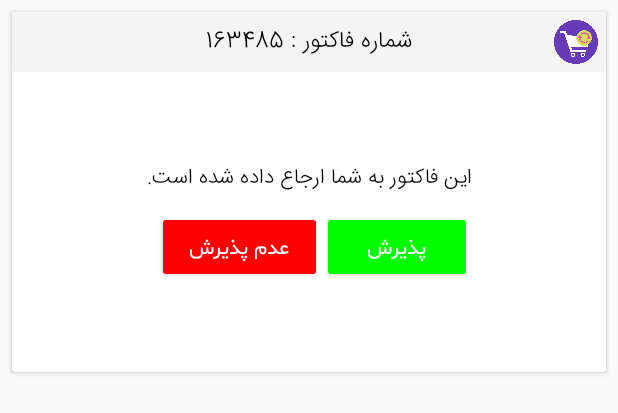
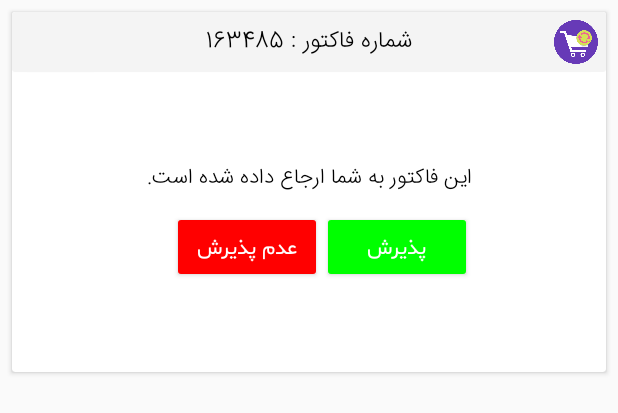
Before and after one commit to sajjadjafari76/Charkhtafi_Employee_App, an Android app: the layout custom_order.xml on its own in the app's theme, with its tools: preview values and no code run, on a phone screen of 412 x 824 dp. Shown: the top 413 px of the screen. Run offline under Robolectric (Android 15) with nearby library versions, the phone set to English and light mode, and no system bars; network calls fail.

Commit message:
fix all error in 1298/2/8

```diff
--- a/app/src/main/java/www/charkhtafi/com/charkhtafi/Fragment/Order.java
+++ b/app/src/main/java/www/charkhtafi/com/charkhtafi/Fragment/Order.java
@@ -493,7 +493,7 @@ public class Order extends Fragment {
                                     orderModel.setId(FactorObject.getString("rid"));
                                     orderModel.setTotalPrice(FactorObject.getString("sumcast"));
                                     orderModel.setDeliveryPrice(FactorObject.getString("bikeprice"));
-                                    orderModel.setNameUser(FactorObject.getString("customername"));
+//                                    orderModel.setNameUser(FactorObject.getString("customername"));
                                     orderModel.setActive(FactorObject.getBoolean("isAccepted"));
                                     orderModel.setPreOrder(FactorObject.getBoolean("orderType"));
 
--- a/app/src/main/java/www/charkhtafi/com/charkhtafi/Functions.java
+++ b/app/src/main/java/www/charkhtafi/com/charkhtafi/Functions.java
@@ -471,7 +471,7 @@ public class Functions {
                                     model.setId(object.getString("id"));
                                     model.setDescription(object.getString("description"));
                                     model.setTotalPrice(object.getString("total"));
-                                    model.setNameUser("نام : " + object.getJSONObject("user").getString("name"));
+//                                    model.setNameUser("نام : " + object.getJSONObject("user").getString("name"));
                                     model.setDeliveryFree(object.getJSONObject("shipping").getString("free"));
                                     if (Integer.parseInt(object.getString("total")) >= Integer.parseInt(object.getJSONObject("shipping").getString("free"))) {
                                         model.setDeliveryPrice("0");
--- a/app/src/main/res/layout/custom_order.xml
+++ b/app/src/main/res/layout/custom_order.xml
@@ -38,8 +38,8 @@
                     android:layout_height="match_parent"
                     android:layout_alignParentRight="true"
                     android:layout_marginLeft="4dp"
+                    android:contentDescription="@string/app_name"
                     android:padding="5dp"
-                    android:contentDescription="@string/app_name"
                     app:srcCompat="@drawable/preorder" />
 
             </RelativeLayout>
@@ -135,28 +135,67 @@
                 android:textColor="#000" />
 
 
+            <RelativeLayout
+                android:layout_width="100dp"
+                android:layout_height="wrap_content"
+                android:layout_marginTop="10dp"
+                android:layout_below="@+id/Order_Question"
+                android:id="@+id/Order_ButtonView">
+
+
                 <Button
                     android:id="@+id/Order_Yes"
                     android:layout_width="100dp"
                     android:layout_height="wrap_content"
-                android:layout_below="@+id/Order_Question"
-                android:layout_marginTop="10dp"
                     android:backgroundTint="#00FF00"
                     android:fontFamily="@font/shabnam"
                     android:text="پذیرش"
                     android:textColor="#FFF" />
 
+                <ProgressBar
+                    android:id="@+id/Order_Progress_Yes"
+                    android:layout_width="25dp"
+                    android:layout_height="25dp"
+                    android:layout_centerInParent="true"
+                    android:elevation="8dp"
+                    android:indeterminate="true"
+                    android:indeterminateTint="#FFF"
+                    android:visibility="gone" />
+
+            </RelativeLayout>
+
+
+            <RelativeLayout
+                android:layout_width="100dp"
+                android:layout_height="wrap_content"
+                android:layout_marginTop="10dp"
+                android:layout_below="@+id/Order_Question"
+                android:id="@+id/Order_ButtonViewNo"
+                android:layout_toLeftOf="@+id/Order_ButtonView">
+
+
                 <Button
                     android:id="@+id/Order_No"
                     android:layout_width="110dp"
                     android:layout_height="wrap_content"
-                android:layout_below="@+id/Order_Question"
-                android:layout_marginTop="10dp"
-                android:layout_toLeftOf="@+id/Order_Yes"
                     android:backgroundTint="#FF0000"
                     android:fontFamily="@font/shabnam"
                     android:text="عدم پذیرش"
                     android:textColor="#FFF" />
+
+                <ProgressBar
+                    android:id="@+id/Order_Progress_No"
+                    android:layout_width="25dp"
+                    android:layout_height="25dp"
+                    android:layout_centerInParent="true"
+                    android:elevation="8dp"
+                    android:indeterminate="true"
+                    android:indeterminateTint="#FFF"
+                    android:visibility="gone" />
+
+            </RelativeLayout>
+
+
 
 
         </RelativeLayout>
```
Also changed, not shown: app/src/main/java/www/charkhtafi/com/charkhtafi/Adapter/AllDeliveryAdapter.java (+12 -5 lines), app/src/main/java/www/charkhtafi/com/charkhtafi/Adapter/DeliveryAdapter.java (+0 -35 lines), app/src/main/java/www/charkhtafi/com/charkhtafi/Adapter/OrderAdapter.java (+24 -26 lines), app/src/main/java/www/charkhtafi/com/charkhtafi/Fragment/Delivery.java (+1 -9 lines), app/src/main/java/www/charkhtafi/com/charkhtafi/Model/OrderModel.java (+7 -7 lines), app/src/main/res/layout/custom_all_delivery_name.xml (+25 -6 lines), app/src/main/res/layout/custom_delivery.xml (+27 -10 lines), 4 other files. Lines whose indentation alone changed are shown as unchanged.
